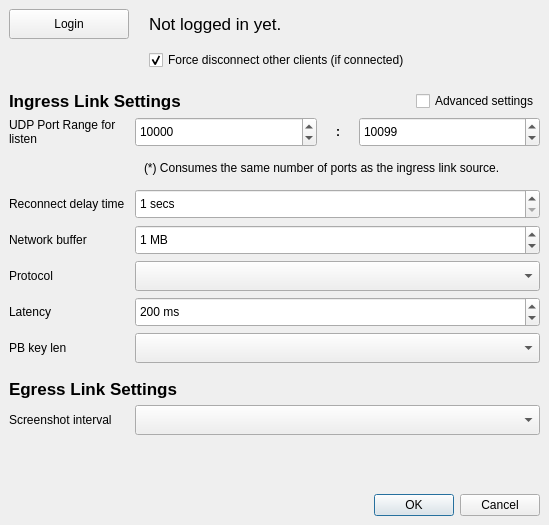
First picture: the form in src/UI/settings-dialog.ui, repository OPENSPHERE-Inc/src-link, before the edit.
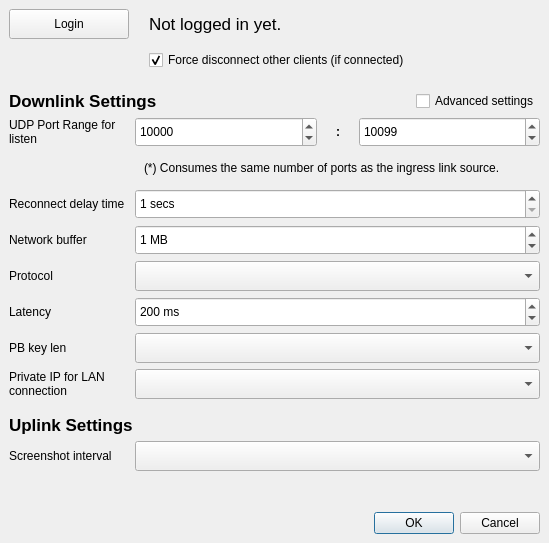
Second picture: the form after the edit.

Commit message: - Implement LAN connection mode. - Integrate prefer LAN connection option. - Add private IP selection to settings dialog. - Introduce downlink status monitoring (putting every minute)

What changed in the file:
```diff
--- a/src/UI/settings-dialog.ui
+++ b/src/UI/settings-dialog.ui
@@ -7,7 +7,7 @@
     <x>0</x>
     <y>0</y>
     <width>549</width>
-    <height>525</height>
+    <height>543</height>
    </rect>
   </property>
   <property name="sizePolicy">
@@ -141,7 +141,7 @@
         </font>
        </property>
        <property name="text">
-        <string>Ingress Link Settings</string>
+        <string>Downlink Settings</string>
        </property>
       </widget>
      </item>
@@ -606,6 +606,62 @@
      </layout>
     </widget>
    </item>
+   <item>
+    <widget class="QWidget" name="privateIpWidget" native="true">
+     <layout class="QHBoxLayout" name="horizontalLayout_2">
+      <property name="leftMargin">
+       <number>0</number>
+      </property>
+      <property name="topMargin">
+       <number>0</number>
+      </property>
+      <property name="rightMargin">
+       <number>0</number>
+      </property>
+      <property name="bottomMargin">
+       <number>0</number>
+      </property>
+      <item>
+       <widget class="QLabel" name="privateIpLabel">
+        <property name="sizePolicy">
+         <sizepolicy hsizetype="Fixed" vsizetype="Preferred">
+          <horstretch>0</horstretch>
+          <verstretch>0</verstretch>
+         </sizepolicy>
+        </property>
+        <property name="minimumSize">
+         <size>
+          <width>120</width>
+          <height>0</height>
+         </size>
+        </property>
+        <property name="text">
+         <string>Private IP for LAN connection</string>
+        </property>
+        <property name="wordWrap">
+         <bool>true</bool>
+        </property>
+       </widget>
+      </item>
+      <item>
+       <widget class="QComboBox" name="privateIpComboBox">
+        <property name="sizePolicy">
+         <sizepolicy hsizetype="Preferred" vsizetype="Fixed">
+          <horstretch>0</horstretch>
+          <verstretch>0</verstretch>
+         </sizepolicy>
+        </property>
+        <property name="minimumSize">
+         <size>
+          <width>0</width>
+          <height>30</height>
+         </size>
+        </property>
+       </widget>
+      </item>
+     </layout>
+    </widget>
+   </item>
    <item>
     <layout class="QHBoxLayout" name="egresslinkSettingsLayout">
      <property name="topMargin">
@@ -623,7 +679,7 @@
         </font>
        </property>
        <property name="text">
-        <string>Egress Link Settings</string>
+        <string>Uplink Settings</string>
        </property>
       </widget>
      </item>
```
The commit also changes 11 other files.
